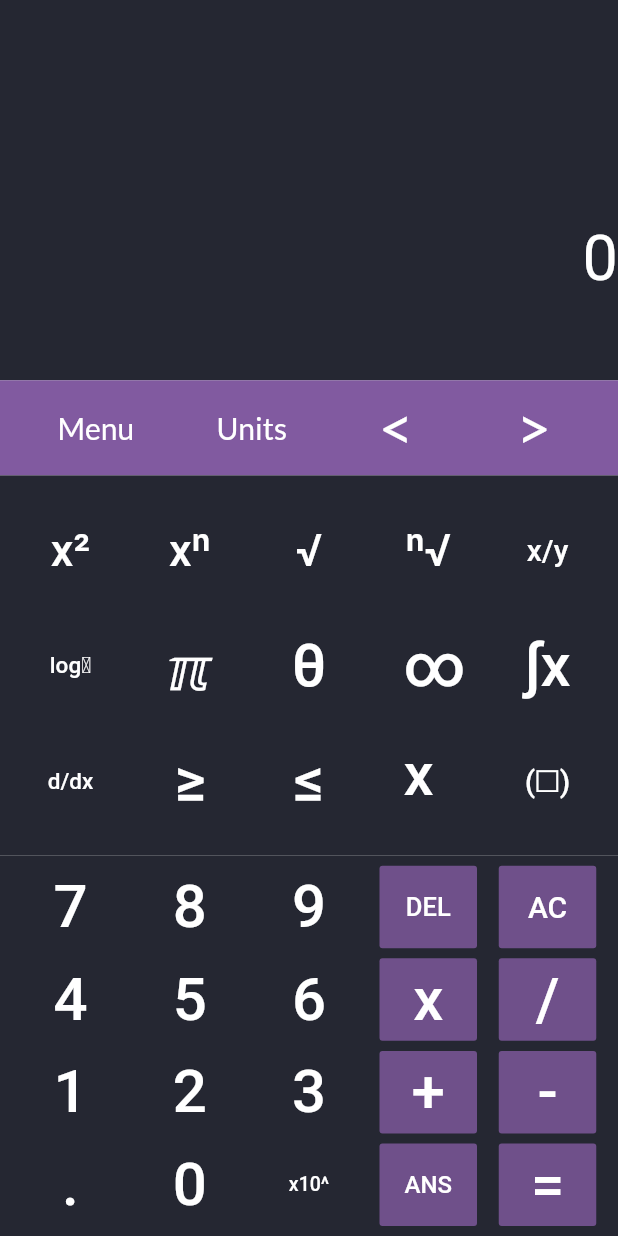
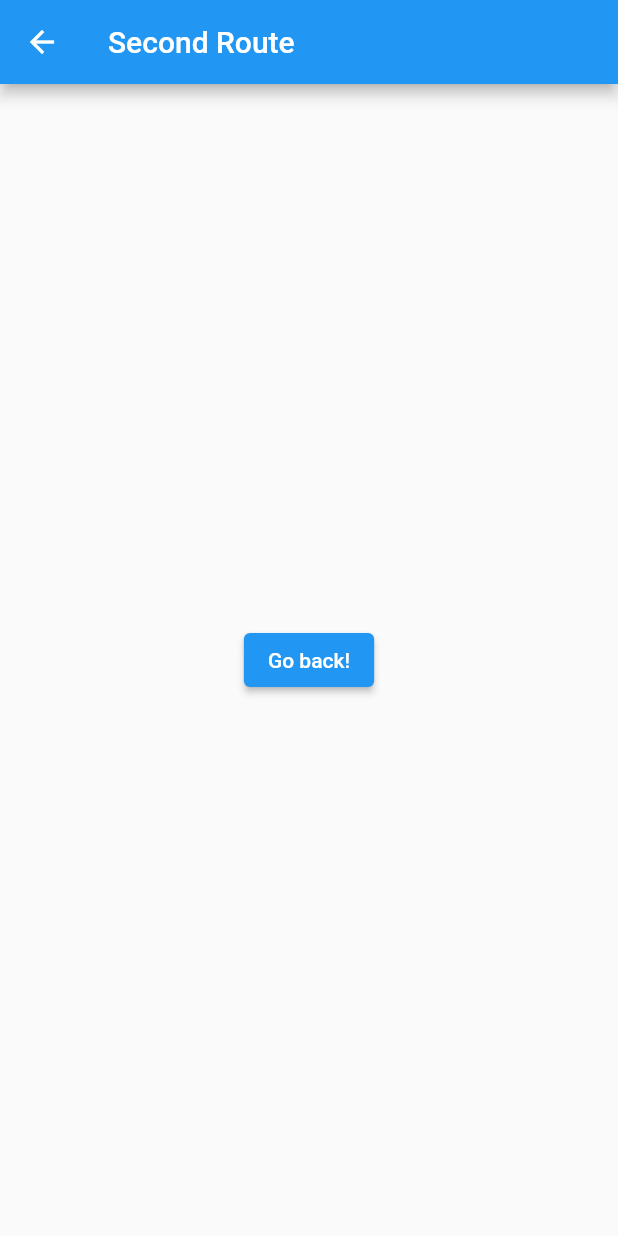
Before and after one commit to ararajs/scientific_calc, a Flutter app: the screen it shows after launch, after a tap on "Units", on a phone screen of 412 x 824 dp. Run offline on Flutter 3.47's test engine with Material 2 defaults, Android fonts, the phone set to English and light mode, and no system bars; our stand-ins replace google_fonts, math_expressions; project files that could hold a hidden picture were left out.

Commit message:
dropdown menu

```diff
--- a/lib/main.dart
+++ b/lib/main.dart
@@ -33,6 +33,7 @@ class _HomePageState extends State<HomePage> {
   var ans = '0';
   List MainColor = [37,39,50,1.0];    //For numbers
   List SideColor = [129, 90, 160, 0.8];//For the side columns
+  String _selectedText=null;
 
   void update_input(x){
     setState((){
@@ -86,6 +87,18 @@ class _HomePageState extends State<HomePage> {
 
   //insert parser function here
 
+
+  List<DropdownMenuItem<String>> _dropDownItem() {
+    List<String> dd1 = ["Basic", "Others"];
+    return dd1.map(
+            (value) =>
+            DropdownMenuItem(
+              value: value,
+              child: Text(value),
+            )
+    ).toList();
+  }
+
   Widget build(BuildContext context) {
     return Scaffold(
       body: Column(
@@ -126,15 +139,57 @@ class _HomePageState extends State<HomePage> {
                   mainAxisAlignment: MainAxisAlignment.spaceEvenly,
                   crossAxisAlignment: CrossAxisAlignment.start,
                   children: <Widget> [
-                    SizedBox(width: 85.0, height: 55.0,child: FlatButton(color: Color.fromRGBO(129, 90, 160, 0.5), textColor: Colors.white, onPressed: () {}, child: Text("Menu", style: GoogleFonts.lato(fontSize: 20,),),)),
-                    SizedBox(width: 80.0, height: 55.0,child: FlatButton(color: Color.fromRGBO(129, 90, 160, 0.5), textColor: Colors.white, onPressed: () {}, child: Text("Units", style: GoogleFonts.lato(fontSize: 20,),),)),
+
+                    DropdownButton(
+                      value: _selectedText,
+                      items: _dropDownItem(),
+                      onChanged: (value){
+                        _selectedText=value;
+                        switch(value){
+                          case "Basic" :
+                            Navigator.push(
+                              context,
+                              MaterialPageRoute(builder: (context) => SecondScreen()),
+                            );
+                            break;
+                          case "Others" :
+                            Navigator.push(
+                              context,
+                              MaterialPageRoute(builder: (context) => ThirdScreen()),
+                            );
+                            break;
+                        }
+                      },
+                      hint: Text('Menu'),
+                      dropdownColor: Colors.white,
+                      icon: Icon(Icons.arrow_drop_down),
+                      iconSize: 36,
+
+                      underline: SizedBox(),
+                      style: TextStyle(
+                          color: Colors.black,
+                          fontSize: 24
+                      ),
+                    ),
+                    FlatButton(
+                      child: Text('Units', textScaleFactor: 2,),
+                      onPressed: () {
+                        Navigator.push(
+                          context,
+                          MaterialPageRoute(builder: (context) => SecondRoute() ),
+                        );
+                      },
+                    ),
+
+                    // SizedBox(width: 85.0, height: 55.0,child: FlatButton(color: Color.fromRGBO(129, 90, 160, 0.5), textColor: Colors.white, onPressed: () {}, child: Text("Menu", style: GoogleFonts.lato(fontSize: 20,),),)),
+                    // SizedBox(width: 80.0, height: 55.0,child: FlatButton(color: Color.fromRGBO(129, 90, 160, 0.5), textColor: Colors.white, onPressed: () {}, child: Text("Units", style: GoogleFonts.lato(fontSize: 20,),),)),
                     SizedBox(width: 70.0, height: 55.0,child: FlatButton(color: Color.fromRGBO(129, 90, 160, 0.5), textColor: Colors.white, onPressed: () {}, child: Text("<", style: GoogleFonts.lato(fontSize: 40,),),)),
                     SizedBox(width: 70.0, height: 55.0,child: FlatButton(color: Color.fromRGBO(129, 90, 160, 0.5), textColor: Colors.white, onPressed: () {}, child: Text(">", style: GoogleFonts.lato(fontSize: 40,),),)),
                   ],
                 ),
               ],
             ),
-          ),),
+              ),),
 
           Expanded(
             flex: 4,
@@ -326,3 +381,60 @@ class _HomePageState extends State<HomePage> {
     );
   }
 }
+
+class SecondScreen extends StatelessWidget {
+  @override
+  Widget build(BuildContext context) {
+    return Scaffold(
+      appBar: AppBar(
+        title: Text("Second Screen"),
+      ),
+      body: Center(
+        child: RaisedButton(
+          onPressed: () {
+            Navigator.pop(context);
+          },
+          child: Text('Go back!'),
+        ),
+      ),
+    );
+  }
+}
+
+class ThirdScreen extends StatelessWidget {
+  @override
+  Widget build(BuildContext context) {
+    return Scaffold(
+      appBar: AppBar(
+        title: Text("Third Screen"),
+      ),
+      body: Center(
+        child: RaisedButton(
+          onPressed: () {
+            Navigator.pop(context);
+          },
+          child: Text('Go back!'),
+        ),
+      ),
+    );
+  }
+}
+
+class SecondRoute extends StatelessWidget {
+  @override
+  Widget build(BuildContext context) {
+    return Scaffold(
+      appBar: AppBar(
+        title: Text("Second Route"),
+      ),
+      body: Center(
+        child: ElevatedButton(
+          onPressed: () {
+            Navigator.pop(context);
+          },
+          child: Text('Go back!'),
+        ),
+      ),
+    );
+  }
+}
```
